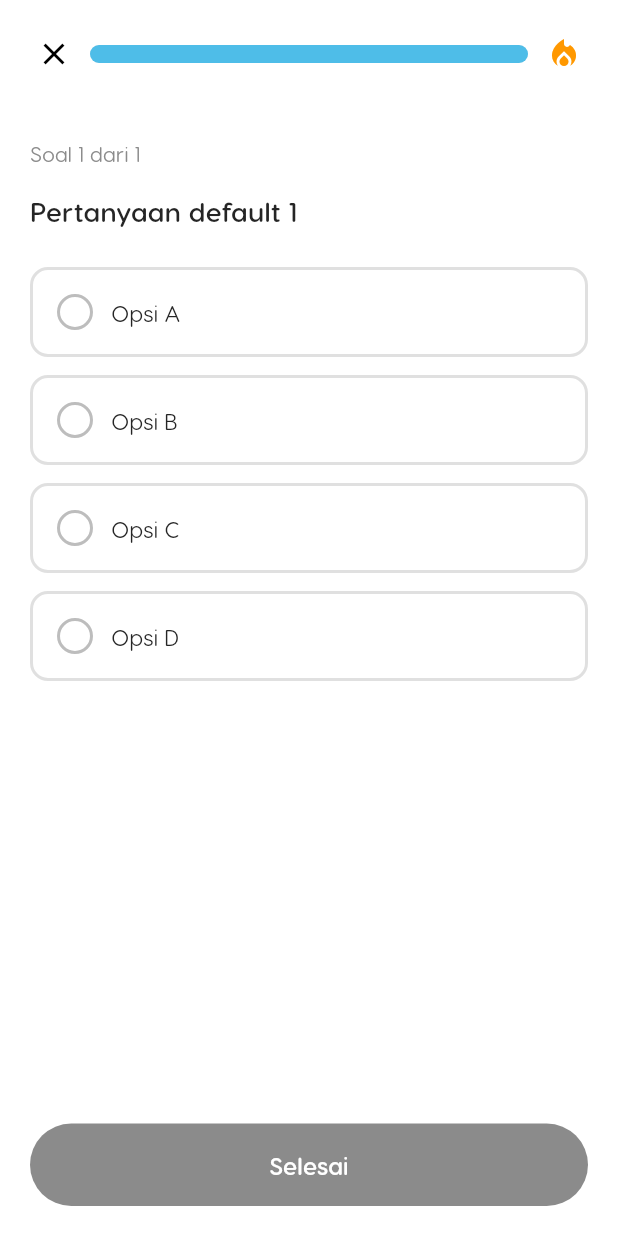
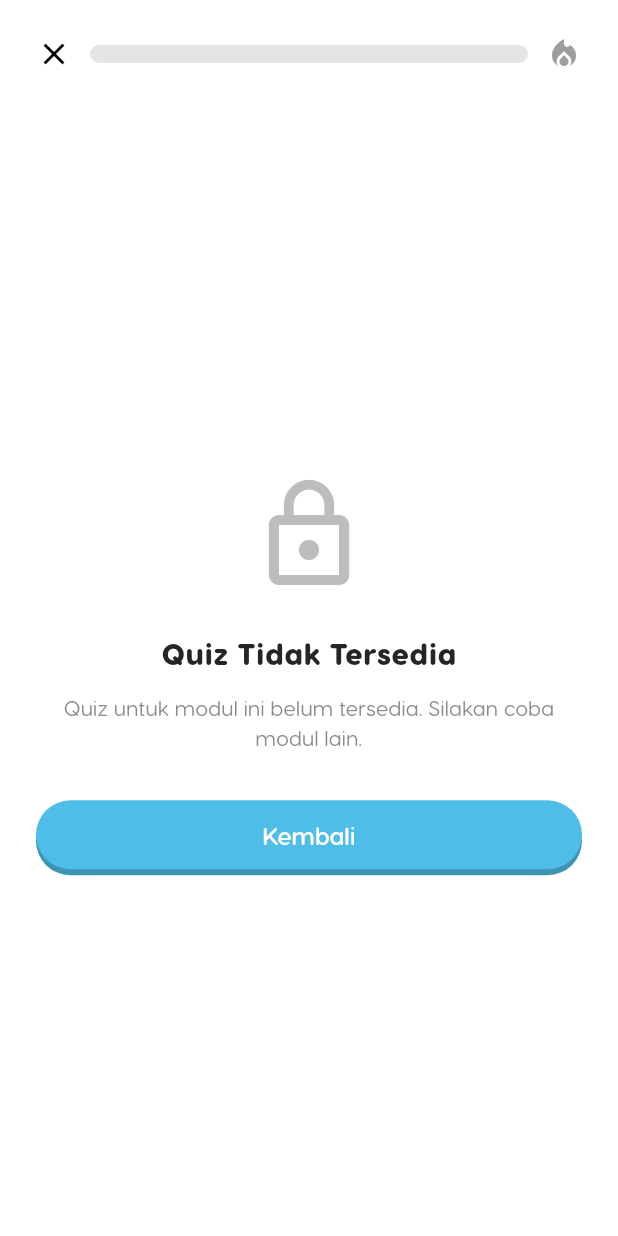
Before and after one commit to chindomiegoreng/mintrix, a Flutter app: the QuizPage screen opened by its route, on a phone screen of 412 x 824 dp. Run offline on Flutter 3.47's test engine with Material 3 defaults, Android fonts, the phone set to English and light mode, and no system bars; our stand-ins replace bloc, cached_network_image, chewie, dio, equatable, firebase_auth and 9 more; missing offline and left inert: flutter_pdfview, radar_chart, youtube_explode_dart; accounts and stored records are empty; network calls fail; project files that could hold a hidden picture were left out.

Commit message:
button setelah bikin cv, jika quiz tidak tersedia

```diff
--- a/lib/features/game/presentation/pages/quiz/quiz_page.dart
+++ b/lib/features/game/presentation/pages/quiz/quiz_page.dart
@@ -508,13 +508,8 @@ class _QuizPageState extends State<QuizPage> {
       ];
     }
 
-    return [
-      {
-        "question": "Pertanyaan default 1",
-        "options": ["Opsi A", "Opsi B", "Opsi C", "Opsi D"],
-        "correctAnswer": 0,
-      },
-    ];
+    // ❌ No quiz available for this module/section
+    return [];
   }
 
   Future<void> _submitXPToBackend() async {
@@ -606,6 +601,58 @@ class _QuizPageState extends State<QuizPage> {
   Widget build(BuildContext context) {
     final questions = _getQuestions();
     final totalQuestions = questions.length;
+
+    // ❌ No questions available - show error page
+    if (totalQuestions == 0) {
+      return Scaffold(
+        backgroundColor: Colors.white,
+        body: SafeArea(
+          child: Column(
+            children: [
+              _buildProgressBar(0.0),
+              Expanded(
+                child: Center(
+                  child: Padding(
+                    padding: const EdgeInsets.all(24.0),
+                    child: Column(
+                      mainAxisAlignment: MainAxisAlignment.center,
+                      children: [
+                        Icon(
+                          Icons.lock_outline,
+                          size: 80,
+                          color: Colors.grey[400],
+                        ),
+                        const SizedBox(height: 24),
+                        Text(
+                          'Quiz Tidak Tersedia',
+                          style: primaryTextStyle.copyWith(
+                            fontSize: 20,
+                            fontWeight: bold,
+                          ),
+                          textAlign: TextAlign.center,
+                        ),
+                        const SizedBox(height: 12),
+                        Text(
+                          'Quiz untuk modul ini belum tersedia. Silakan coba modul lain.',
+                          style: secondaryTextStyle.copyWith(fontSize: 14),
+                          textAlign: TextAlign.center,
+                        ),
+                        const SizedBox(height: 32),
+                        CustomFilledButton(
+                          title: "Kembali",
+                          variant: ButtonColorVariant.blue,
+                          onPressed: () => Navigator.pop(context),
+                        ),
+                      ],
+                    ),
+                  ),
+                ),
+              ),
+            ],
+          ),
+        ),
+      );
+    }
 
     if (showResult) {
       return _buildResultPage(totalQuestions);
```
